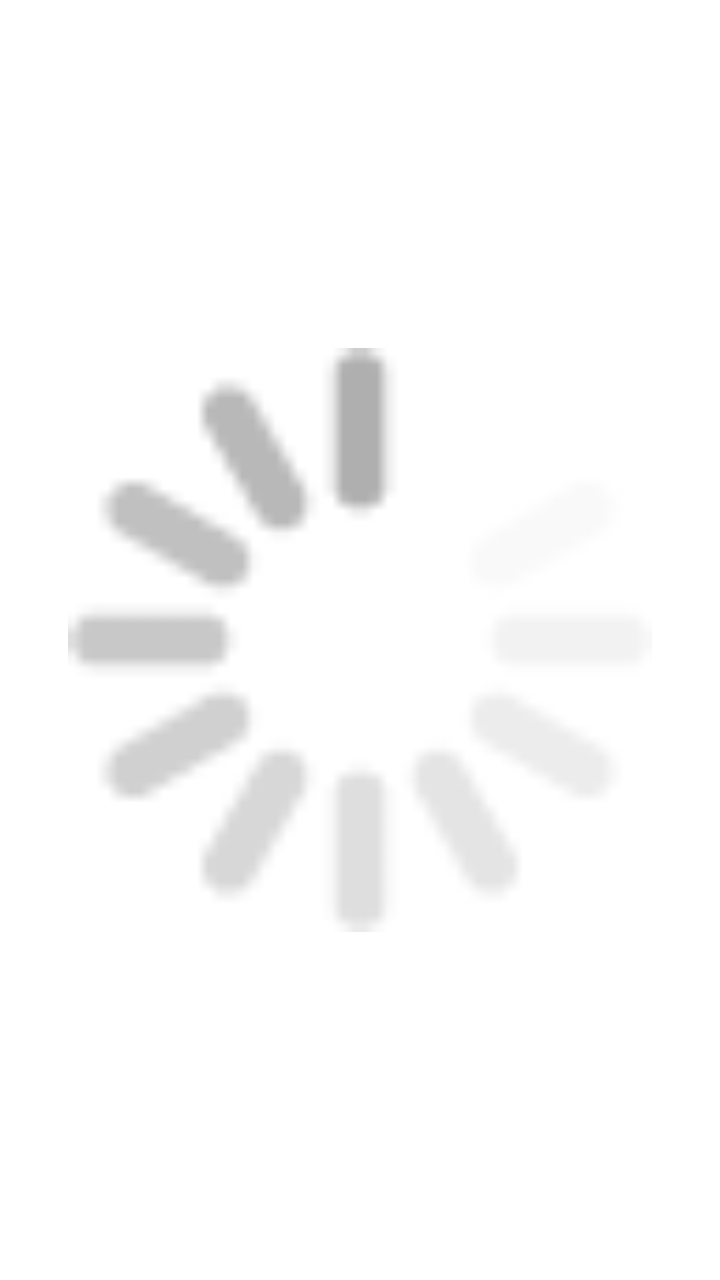
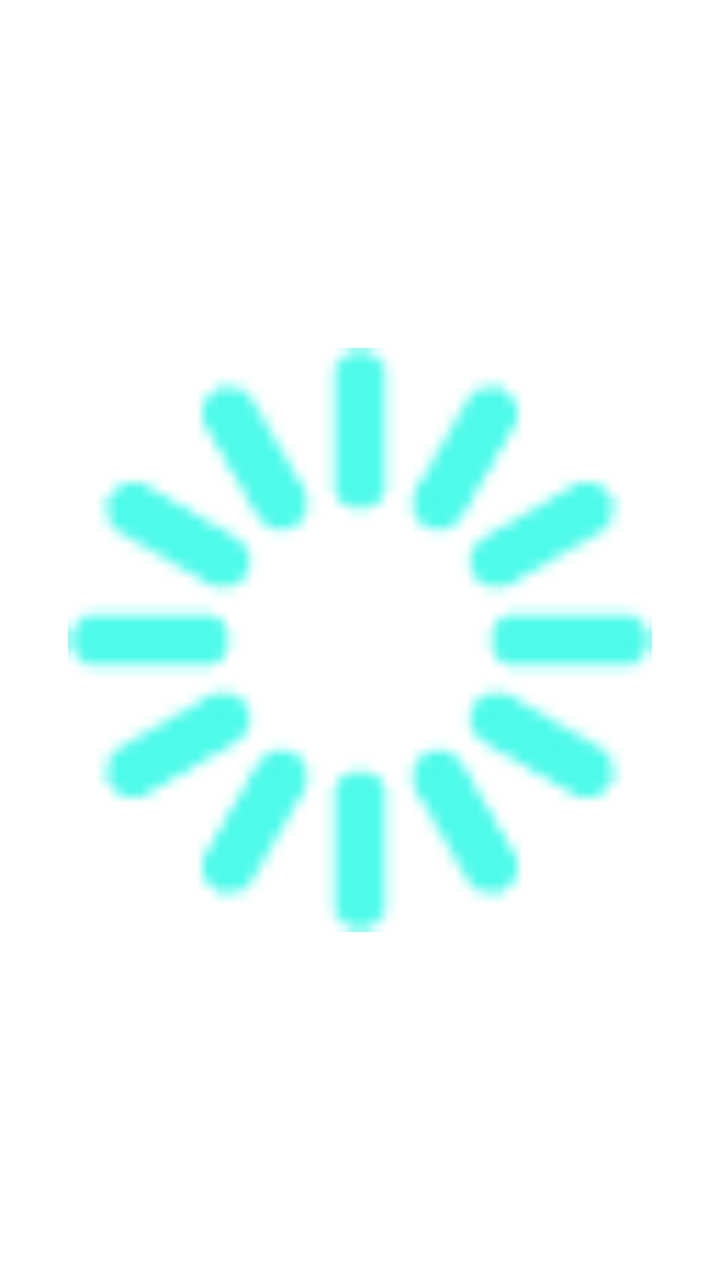

An Android layout rendered at two revisions. The XML below is the earlier revision; the diff shows what the commit changed to produce the second picture.
<!-- AndroidManifest.xml: application theme AppTheme.NoActionBar -->
<!-- res/layout/loadsir_loading_layout.xml -->
<?xml version="1.0" encoding="utf-8"?>
<FrameLayout xmlns:android="http://schemas.android.com/apk/res/android"
    android:layout_width="match_parent"
    android:layout_height="match_parent">

    <ProgressBar
        android:layout_width="@dimen/vs_50"
        android:layout_height="@dimen/vs_50"
        android:layout_gravity="center"
        android:indeterminateBehavior="repeat"
        android:indeterminateDrawable="@drawable/anim_loading"
        android:indeterminateOnly="true" />
</FrameLayout>
<!-- resources referenced by this layout -->
<resources>
  <dimen name="vs_50">50mm</dimen>
  <!-- drawable anim_loading (drawable) -->
  <?xml version="1.0" encoding="utf-8"?>
  <animated-rotate xmlns:android="http://schemas.android.com/apk/res/android"
      android:drawable="@drawable/icon_loading"
      android:pivotX="50%"
      android:pivotY="50%" />
  <style name="AppTheme.NoActionBar" parent="AppTheme">
          <item name="android:windowActionBar">false</item>
          <item name="android:windowNoTitle">true</item>
          <item name="windowActionBar">false</item>
          <item name="android:windowFullscreen">true</item>//全屏即无通知栏
          <item name="android:windowContentOverlay">@null</item>//是否有遮盖
          <item name="windowNoTitle">true</item>
          <item name="android:keepScreenOn">true</item>
          
          <item name="android:windowBackground">@android:color/transparent</item>
      </style>
  <!-- drawable icon_loading: png bitmap (drawable, 1375 bytes) -->
  <style name="AppTheme" parent="Theme.AppCompat.Light.DarkActionBar">
          
          <item name="colorPrimary">@color/color_6200EE</item>
          <item name="colorPrimaryDark">@color/color_3700B3</item>
          <item name="colorAccent">@color/color_03DAC5</item>
      </style>
  <color name="color_6200EE">#6200EE</color>
  <color name="color_3700B3">#3700B3</color>
  <color name="color_03DAC5">#03DAC5</color>
</resources>

<!-- the commit's change to res/layout/loadsir_loading_layout.xml (unified diff, before → after) -->
@@ -9,5 +9,6 @@
         android:layout_gravity="center"
         android:indeterminateBehavior="repeat"
         android:indeterminateDrawable="@drawable/anim_loading"
-        android:indeterminateOnly="true" />
+        android:indeterminateOnly="true"
+        android:indeterminateTint="@color/tech_accent" />
 </FrameLayout>
<!-- resource entries referenced after the edit -->
@@ -1,5 +1,6 @@
 <!-- resources referenced by this layout -->
 <resources>
+  <color name="tech_accent">#FF02F8E1</color>
   <dimen name="vs_50">50mm</dimen>
   <!-- drawable anim_loading (drawable) -->
   <?xml version="1.0" encoding="utf-8"?>
@@ -19,14 +20,15 @@
           <item name="android:windowBackground">@android:color/transparent</item>
       </style>
   <!-- drawable icon_loading: png bitmap (drawable, 1375 bytes) -->
-  <style name="AppTheme" parent="Theme.AppCompat.Light.DarkActionBar">
-          
+  <style name="AppTheme" parent="Theme.AppCompat.NoActionBar">
           <item name="colorPrimary">@color/color_6200EE</item>
           <item name="colorPrimaryDark">@color/color_3700B3</item>
           <item name="colorAccent">@color/color_03DAC5</item>
+          <item name="android:windowBackground">@color/dialog_panel_bg</item>
       </style>
-  <color name="color_6200EE">#6200EE</color>
-  <color name="color_3700B3">#3700B3</color>
-  <color name="color_03DAC5">#03DAC5</color>
+  <color name="color_6200EE">#FF02F8E1</color>
+  <color name="color_3700B3">#FF00594F</color>
+  <color name="color_03DAC5">#FF67E8F9</color>
+  <color name="dialog_panel_bg">#FF1B2732</color>
 </resources>
 
